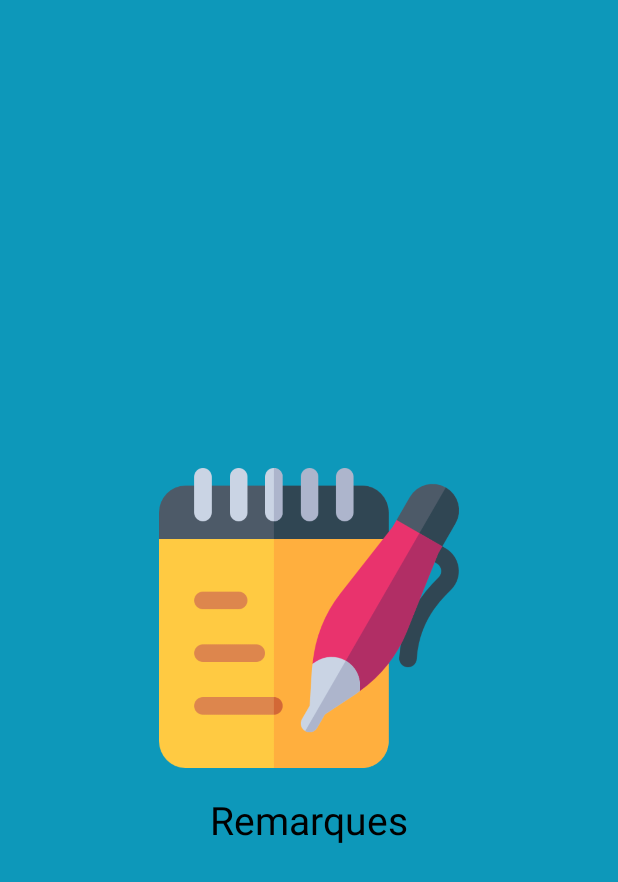
After one commit to arnoldvaz27/Remarques, an Android app: the SplashScreen screen opened directly, with no data from a screen before it, on a phone screen of 412 x 824 dp. The commit adds this screen. Shown: the top 882 px of the screen. Run offline under Robolectric (Android 15) with nearby library versions, the phone set to English and light mode, and no system bars; our stand-ins replace sdp/ssp sizes.

Commit message:
more functions added, Splash Screen added, App folder name changed to Remarques.

```diff
--- /dev/null
+++ b/app/src/main/java/com/example/remarques/activities/SplashScreen.java
@@ -0,0 +1,33 @@
+package com.example.remarques.activities;
+
+import androidx.appcompat.app.AppCompatActivity;
+
+import android.content.Intent;
+import android.os.Bundle;
+import android.os.Handler;
+
+import com.example.remarques.R;
+
+import java.util.Objects;
+
+public class SplashScreen extends AppCompatActivity {
+
+    private static final int SPLASH_SCREEN_TIME_OUT=2000;
+
+
+    @Override
+    protected void onCreate(Bundle savedInstanceState) {
+        super.onCreate(savedInstanceState);
+        getWindow().setStatusBarColor(getResources().getColor(R.color.colorNoteColor9));
+        setContentView(R.layout.splash_screen);
+        new Handler().postDelayed(new Runnable() {
+            @Override
+            public void run() {
+                Intent i = new Intent(SplashScreen.this,
+                        MainActivity.class);
+                SplashScreen.this.startActivity(i);
+                SplashScreen.this.finish();
+            }
+        }, SPLASH_SCREEN_TIME_OUT);
+    }
+}
--- /dev/null
+++ b/app/src/main/res/layout/splash_screen.xml
@@ -0,0 +1,28 @@
+<?xml version="1.0" encoding="utf-8"?>
+<RelativeLayout xmlns:android="http://schemas.android.com/apk/res/android"
+    xmlns:tools="http://schemas.android.com/tools"
+    android:layout_width="match_parent"
+    android:layout_height="match_parent"
+    android:background="@color/colorNoteColor9"
+    tools:context=".activities.SplashScreen">
+
+    <ImageView
+        android:id="@+id/logo"
+        android:layout_width="200dp"
+        android:layout_height="200dp"
+        android:src="@drawable/splashscreen"
+        android:contentDescription="NONE"
+        android:layout_centerInParent="true"/>
+
+    <TextView
+        android:layout_width="wrap_content"
+        android:layout_height="wrap_content"
+        android:text="Remarques"
+        android:layout_centerInParent="true"
+        android:layout_marginTop="@dimen/_13sdp"
+        android:layout_below="@id/logo"
+        android:textSize="@dimen/_20sdp"
+        android:textColor="@android:color/black"/>
+
+
+</RelativeLayout>
--- a/app/src/main/res/layout/word_counter.xml
+++ b/app/src/main/res/layout/word_counter.xml
@@ -229,7 +229,7 @@
                         app:tint="@color/colorIcons" />
 
                     <ImageView
-                        android:id="@+id/imagePaster"
+                        android:id="@+id/imagePaste"
                         android:layout_width="@dimen/_23sdp"
                         android:layout_height="@dimen/_30sdp"
                         android:layout_marginStart="@dimen/_14sdp"
--- a/app/src/main/res/values/ic_launcher_background.xml
+++ b/app/src/main/res/values/ic_launcher_background.xml
@@ -1,4 +1,4 @@
 <?xml version="1.0" encoding="utf-8"?>
 <resources>
-    <color name="ic_launcher_background">#3DD7DC</color>
+    <color name="ic_launcher_background">#0D98BA</color>
 </resources>
```
Also changed, not shown: app/src/main/AndroidManifest.xml (+7 -7 lines), app/src/main/java/com/example/remarques/activities/CreateNoteActivity.java (+7 -8 lines), app/src/main/java/com/example/remarques/activities/WordCounter.java (+147 -3 lines), app/src/main/res/layout/layout_miscellaneous.xml (+69 -3 lines), app/src/main/ic_launcher-playstore.png, app/src/main/res/drawable/splashscreen.png (added), app/src/main/res/mipmap-hdpi/ic_launcher.png, app/src/main/res/mipmap-hdpi/ic_launcher_round.png, app/src/main/res/mipmap-mdpi/ic_launcher.png, app/src/main/res/mipmap-mdpi/ic_launcher_round.png, app/src/main/res/mipmap-xhdpi/ic_launcher.png, app/src/main/res/mipmap-xhdpi/ic_launcher_round.png, app/src/main/res/mipmap-xxhdpi/ic_launcher.png, app/src/main/res/mipmap-xxhdpi/ic_launcher_round.png, 2 more files.
